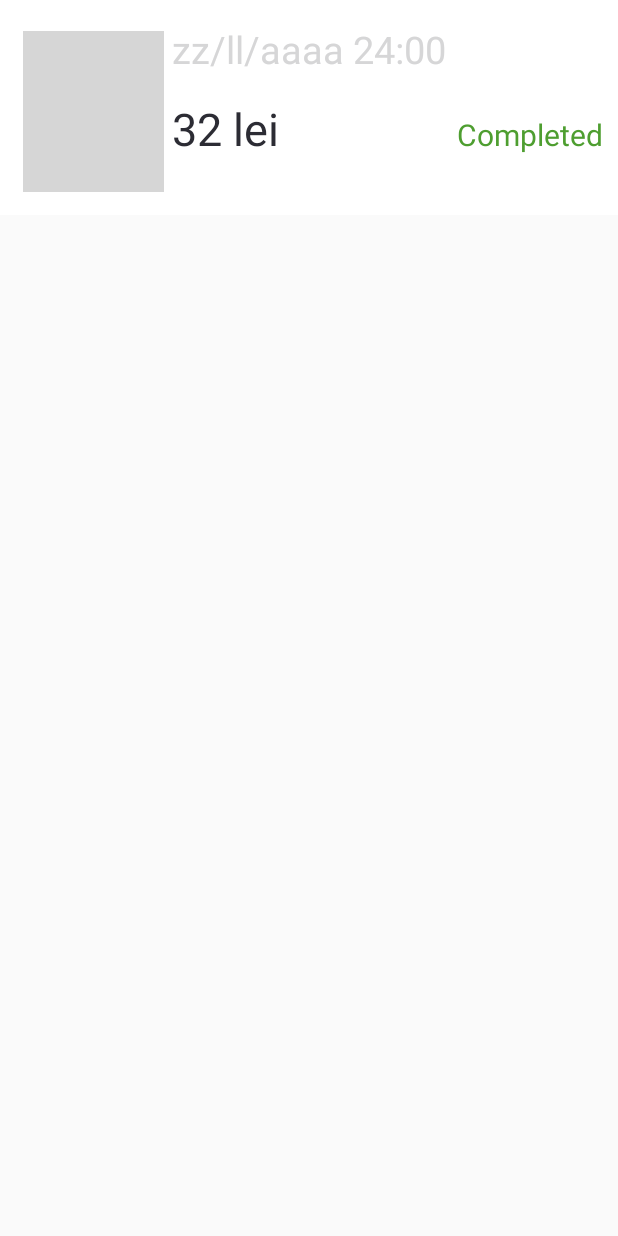
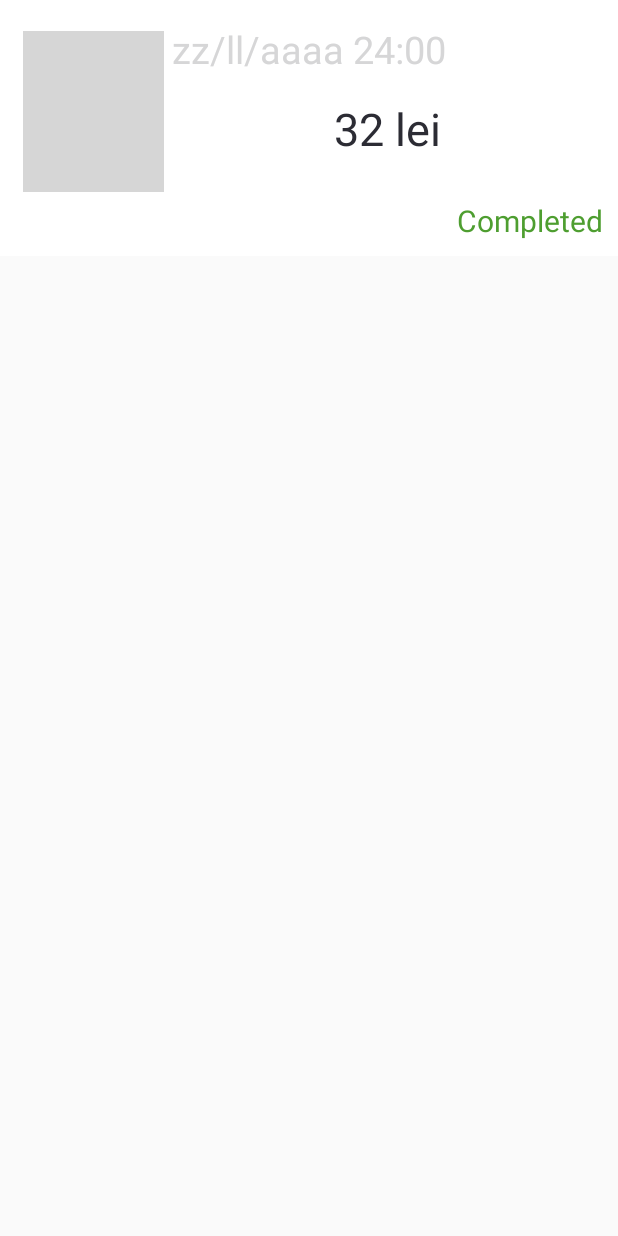
Before and after one commit to laur4444/RapidFill, an Android app: the layout transaction.xml on its own in the app's theme, with its tools: preview values and no code run, on a phone screen of 412 x 824 dp. Run offline under Robolectric (Android 15) with nearby library versions, the phone set to English and light mode, and no system bars; grey boxes are pictures that could not be loaded.

```diff
--- a/app/src/main/java/net/ddns/rapidfill/rapidfill/MenuActivity.java
+++ b/app/src/main/java/net/ddns/rapidfill/rapidfill/MenuActivity.java
@@ -331,7 +331,7 @@ public class MenuActivity extends AppCompatActivity implements View.OnClickListe
                     @Override
                     public void onResponse(String response) {
                         loadingDialog.dismiss();
-                        Toast.makeText(MenuActivity.this, "Token successful", Toast.LENGTH_LONG).show();
+                        //Toast.makeText(MenuActivity.this, "Token successful", Toast.LENGTH_LONG).show();
                         llHolder.setVisibility(View.VISIBLE);
                         token = response;
                     }
--- a/app/src/main/java/net/ddns/rapidfill/rapidfill/ScannerActivity.java
+++ b/app/src/main/java/net/ddns/rapidfill/rapidfill/ScannerActivity.java
@@ -350,7 +350,7 @@ public class ScannerActivity extends AppCompatActivity implements View.OnClickLi
                 payDialog.dismiss();
                 loadingDialog.show();
                 serverConfirmation(stringNonce);
-                Toast.makeText(ScannerActivity.this, stringNonce, Toast.LENGTH_SHORT).show();
+                //Toast.makeText(ScannerActivity.this, stringNonce, Toast.LENGTH_SHORT).show();
             } else if (resultCode == Activity.RESULT_CANCELED) {
                 // the user canceled
             } else {
--- a/app/src/main/res/layout/activity_transaction.xml
+++ b/app/src/main/res/layout/activity_transaction.xml
@@ -10,11 +10,7 @@
     <ListView
         android:id="@+id/transactionsListView"
         android:layout_width="368dp"
-        android:layout_height="495dp"
-        android:layout_marginBottom="8dp"
-        android:layout_marginEnd="8dp"
-        android:layout_marginStart="8dp"
-        android:layout_marginTop="8dp"
+        android:layout_height="match_parent"
         app:layout_constraintBottom_toBottomOf="parent"
         app:layout_constraintEnd_toEndOf="parent"
         app:layout_constraintStart_toStartOf="parent"
--- a/app/src/main/res/layout/transaction.xml
+++ b/app/src/main/res/layout/transaction.xml
@@ -8,7 +8,9 @@
     android:paddingLeft="10dp"
     android:paddingRight="10dp"
     android:paddingTop="15dp">
-
+    <LinearLayout
+        android:layout_width="match_parent"
+        android:layout_height="match_parent">
         <LinearLayout
             android:layout_width="match_parent"
             android:layout_height="match_parent"
@@ -36,20 +38,19 @@
                     android:textColor="@color/bt_error_red"
                     android:textSize="25dp" />
 
-            <LinearLayout
-                android:layout_width="match_parent"
-                android:layout_height="match_parent"
-                android:orientation="horizontal">
-
                 <TextView
                     android:id="@+id/priceTextView"
                     android:layout_width="wrap_content"
                     android:layout_height="wrap_content"
+                    android:gravity="bottom"
                     android:paddingBottom="10dp"
-                    android:gravity="bottom"
                     android:text="32 lei"
+                    android:layout_gravity="center"
                     android:textColor="@color/bgColor"
                     android:textSize="30dp" />
+            </LinearLayout>
+        </LinearLayout>
+    </LinearLayout>
 
     <TextView
         android:id="@+id/statusTextView"
@@ -58,9 +59,7 @@
         android:layout_above="@+id/textViewPrice"
         android:gravity="right"
         android:text="Completed"
+        android:textAlignment="textEnd"
         android:textColor="@color/colorPrimary"
         android:textSize="20dp" />
 </LinearLayout>
-        </LinearLayout>
-    </LinearLayout>
-</LinearLayout>
```
Lines whose indentation alone changed are shown as unchanged.
